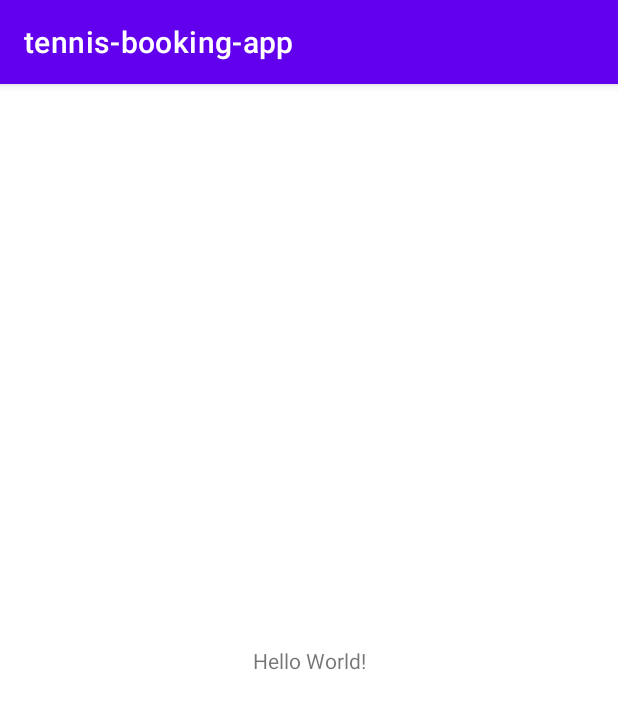
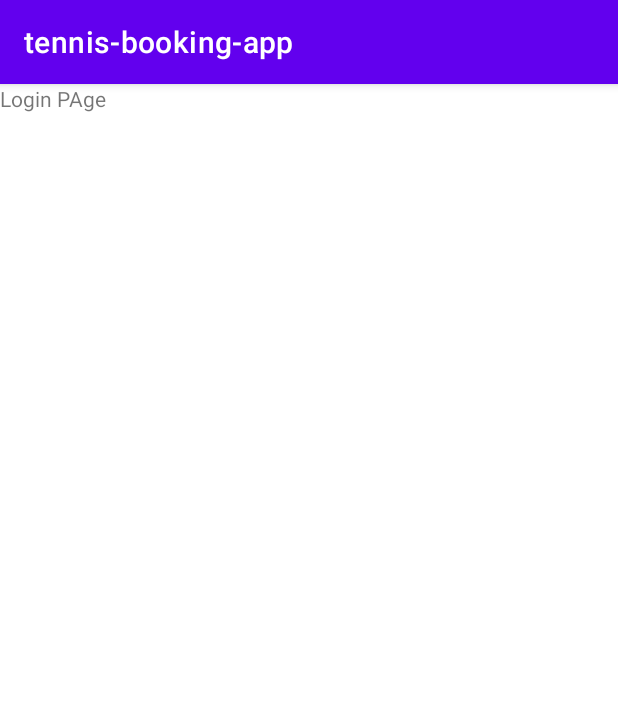
Before and after one commit to son-nct/tennis-booking-app, an Android app: the screen it shows after launch (MainActivity), on a phone screen of 412 x 824 dp. Shown: the top 709 px of the screen. Run offline under Robolectric (Android 15) with nearby library versions, the phone set to English and light mode, and no system bars.

Commit message:
demo commit

```diff
--- a/app/src/main/res/layout/activity_main.xml
+++ b/app/src/main/res/layout/activity_main.xml
@@ -1,5 +1,5 @@
 <?xml version="1.0" encoding="utf-8"?>
-<androidx.constraintlayout.widget.ConstraintLayout xmlns:android="http://schemas.android.com/apk/res/android"
+<RelativeLayout xmlns:android="http://schemas.android.com/apk/res/android"
     xmlns:app="http://schemas.android.com/apk/res-auto"
     xmlns:tools="http://schemas.android.com/tools"
     android:layout_width="match_parent"
@@ -7,12 +7,11 @@
     tools:context=".MainActivity">
 
     <TextView
+        android:id="@+id/textView"
         android:layout_width="wrap_content"
         android:layout_height="wrap_content"
-        android:text="Hello World!"
-        app:layout_constraintBottom_toBottomOf="parent"
-        app:layout_constraintLeft_toLeftOf="parent"
-        app:layout_constraintRight_toRightOf="parent"
-        app:layout_constraintTop_toTopOf="parent" />
+        android:text="Login PAge"
+        tools:layout_editor_absoluteX="105dp"
+        tools:layout_editor_absoluteY="157dp" />
 
-</androidx.constraintlayout.widget.ConstraintLayout>
+</RelativeLayout>
```
